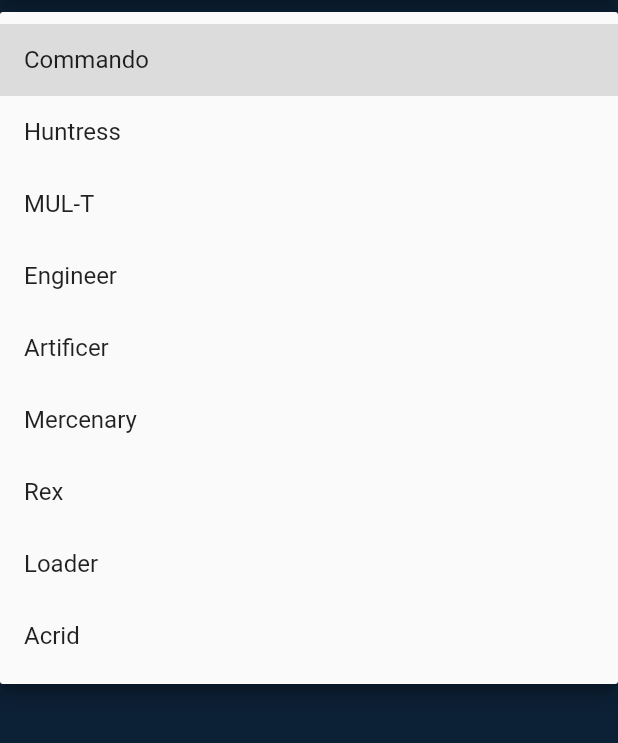
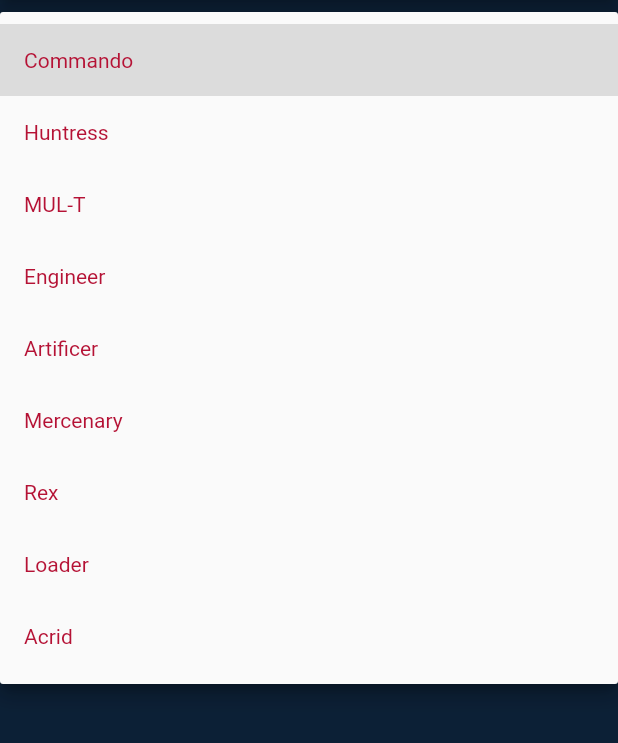
Before and after one commit to GrantNasution/CS4990-RoR2StatLog, a Flutter app: the NewLogPage screen opened directly, after a tap on the "arrow drop down" icon, on a phone screen of 412 x 824 dp, the part 84-827 px from its top. Run offline on Flutter 3.47's test engine with Material 2 defaults, Android fonts, the phone set to English and light mode, and no system bars; our stand-ins replace localstorage, simple_animations, sqflite; accounts and stored records are empty; project files that could hold a hidden picture were left out.

Commit message:
more work done on landing page

```diff
--- a/lib/newlog.dart
+++ b/lib/newlog.dart
@@ -60,6 +60,8 @@
                     isEmpty: _currentSelectedValue == '',
                     child: DropdownButtonHideUnderline(
                       child: DropdownButton<String>(
+                        focusColor: Colors.black,
+                        style: TextStyle(color: Color(0xffb51235)),
                         value: _currentSelectedValue,
                         isDense: true,
                         onChanged: (String newValue) {
```
Also changed, not shown: docs/img/header-bg.jpg, 1 other file.
